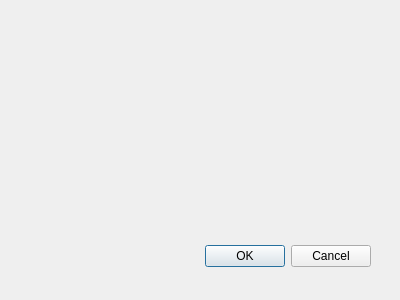
Above: login.ui from sandroKa/SE before the change. Below: the same form after it.
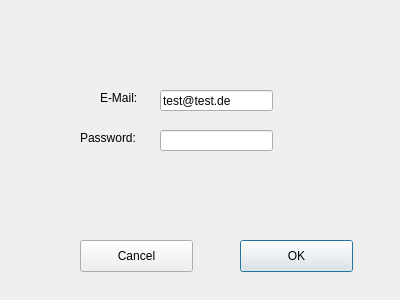
That is the form after the change.

The edit to the form file:
```diff
--- a/login.ui
+++ b/login.ui
@@ -15,20 +15,117 @@
   <property name="windowTitle">
    <string>Dialog</string>
   </property>
-  <widget name="buttonBox" class="QDialogButtonBox">
+  <widget class="QLineEdit" name="txt_user">
    <property name="geometry">
     <rect>
-     <x>30</x>
+     <x>160</x>
+     <y>90</y>
+     <width>113</width>
+     <height>21</height>
+    </rect>
+   </property>
+   <property name="text">
+    <string>test@test.de</string>
+   </property>
+  </widget>
+  <widget class="QLineEdit" name="txt_password">
+   <property name="geometry">
+    <rect>
+     <x>160</x>
+     <y>130</y>
+     <width>113</width>
+     <height>21</height>
+    </rect>
+   </property>
+   <property name="toolTipDuration">
+    <number>-1</number>
+   </property>
+   <property name="inputMethodHints">
+    <set>Qt::ImhHiddenText|Qt::ImhNoAutoUppercase|Qt::ImhNoPredictiveText|Qt::ImhSensitiveData</set>
+   </property>
+   <property name="echoMode">
+    <enum>QLineEdit::Password</enum>
+   </property>
+  </widget>
+  <widget class="QFrame" name="Info_Frame">
+   <property name="geometry">
+    <rect>
+     <x>0</x>
+     <y>0</y>
+     <width>401</width>
+     <height>0</height>
+    </rect>
+   </property>
+   <property name="frameShape">
+    <enum>QFrame::StyledPanel</enum>
+   </property>
+   <property name="frameShadow">
+    <enum>QFrame::Raised</enum>
+   </property>
+   <widget class="QLabel" name="txt_Info_Frame">
+    <property name="geometry">
+     <rect>
+      <x>20</x>
+      <y>10</y>
+      <width>371</width>
+      <height>16</height>
+     </rect>
+    </property>
+    <property name="text">
+     <string>Information</string>
+    </property>
+   </widget>
+  </widget>
+  <widget class="QPushButton" name="btn_OK">
+   <property name="geometry">
+    <rect>
+     <x>240</x>
      <y>240</y>
-     <width>341</width>
+     <width>113</width>
      <height>32</height>
     </rect>
    </property>
-   <property name="orientation">
-    <enum>Qt::Horizontal</enum>
+   <property name="text">
+    <string>OK</string>
    </property>
-   <property name="standardButtons">
-    <set>QDialogButtonBox::Cancel|QDialogButtonBox::Ok</set>
+  </widget>
+  <widget class="QPushButton" name="btn_Cancel">
+   <property name="geometry">
+    <rect>
+     <x>80</x>
+     <y>240</y>
+     <width>113</width>
+     <height>32</height>
+    </rect>
+   </property>
+   <property name="text">
+    <string>Cancel</string>
+   </property>
+  </widget>
+  <widget class="QLabel" name="lbl_username">
+   <property name="geometry">
+    <rect>
+     <x>100</x>
+     <y>90</y>
+     <width>59</width>
+     <height>16</height>
+    </rect>
+   </property>
+   <property name="text">
+    <string>E-Mail:</string>
+   </property>
+  </widget>
+  <widget class="QLabel" name="lbl_password">
+   <property name="geometry">
+    <rect>
+     <x>80</x>
+     <y>130</y>
+     <width>71</width>
+     <height>16</height>
+    </rect>
+   </property>
+   <property name="text">
+    <string>Password: </string>
    </property>
   </widget>
  </widget>
```
Left out of the diff: 42 changed lines with no effect on the pictures.
